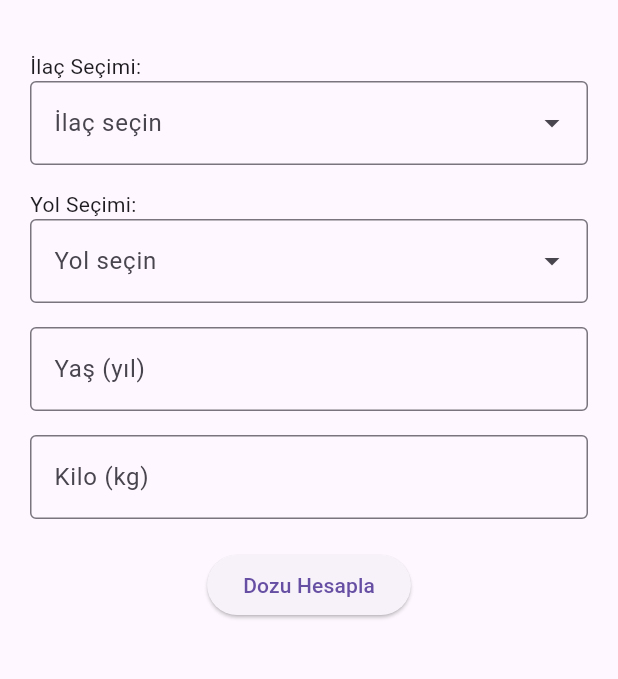
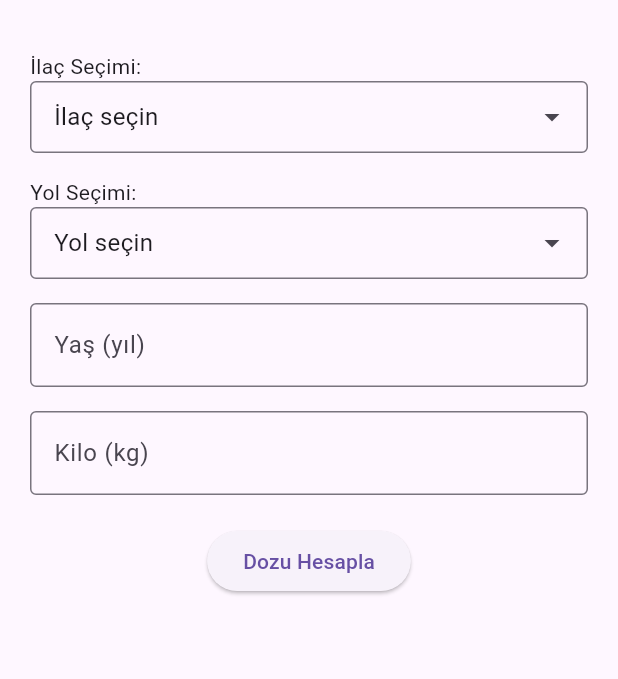
Before and after one commit to msarslanhan/pediatrik-doz-app, a Flutter app: the screen it shows after launch, on a phone screen of 412 x 824 dp, the part 63-742 px from its top. Run offline on Flutter 3.47's test engine with Material 3 defaults, Android fonts, the phone set to English and light mode, and no system bars; drawn by our look-alikes of dropdown_search.

Commit message:
Update main.dart

```diff
--- a/pediatrik_doz_app/lib/main.dart
+++ b/pediatrik_doz_app/lib/main.dart
@@ -52,12 +52,6 @@ class _DozHesaplamaEkraniState extends State<DozHesaplamaEkrani> {
                   showSelectedItems: true,
                 ),
                 items: ilaclar.map((e) => e.isim).toList(),
-                dropdownDecoratorProps: DropDownDecoratorProps(
-                  dropdownSearchDecoration: const InputDecoration(
-                    labelText: "İlaç seçin",
-                    border: OutlineInputBorder(),
-                  ),
-                ),
                 onChanged: (value) {
                   setState(() {
                     secilenIlac = value ?? '';
@@ -66,6 +60,12 @@ class _DozHesaplamaEkraniState extends State<DozHesaplamaEkrani> {
                   });
                 },
                 selectedItem: secilenIlac.isEmpty ? null : secilenIlac,
+                dropdownBuilder: (context, selectedItem) {
+                  return Text(
+                    selectedItem ?? "İlaç seçin",
+                    style: const TextStyle(fontSize: 16),
+                  );
+                },
               ),
               const SizedBox(height: 16),
               const Text("Yol Seçimi:"),
@@ -78,12 +78,6 @@ class _DozHesaplamaEkraniState extends State<DozHesaplamaEkrani> {
                     : ilaclar
                         .firstWhere((i) => i.isim == secilenIlac)
                         .yollar,
-                dropdownDecoratorProps: DropDownDecoratorProps(
-                  dropdownSearchDecoration: const InputDecoration(
-                    labelText: "Yol seçin",
-                    border: OutlineInputBorder(),
-                  ),
-                ),
                 onChanged: (value) {
                   setState(() {
                     secilenYol = value ?? '';
@@ -91,6 +85,12 @@ class _DozHesaplamaEkraniState extends State<DozHesaplamaEkrani> {
                   });
                 },
                 selectedItem: secilenYol.isEmpty ? null : secilenYol,
+                dropdownBuilder: (context, selectedItem) {
+                  return Text(
+                    selectedItem ?? "Yol seçin",
+                    style: const TextStyle(fontSize: 16),
+                  );
+                },
               ),
               const SizedBox(height: 16),
               TextField(
```
